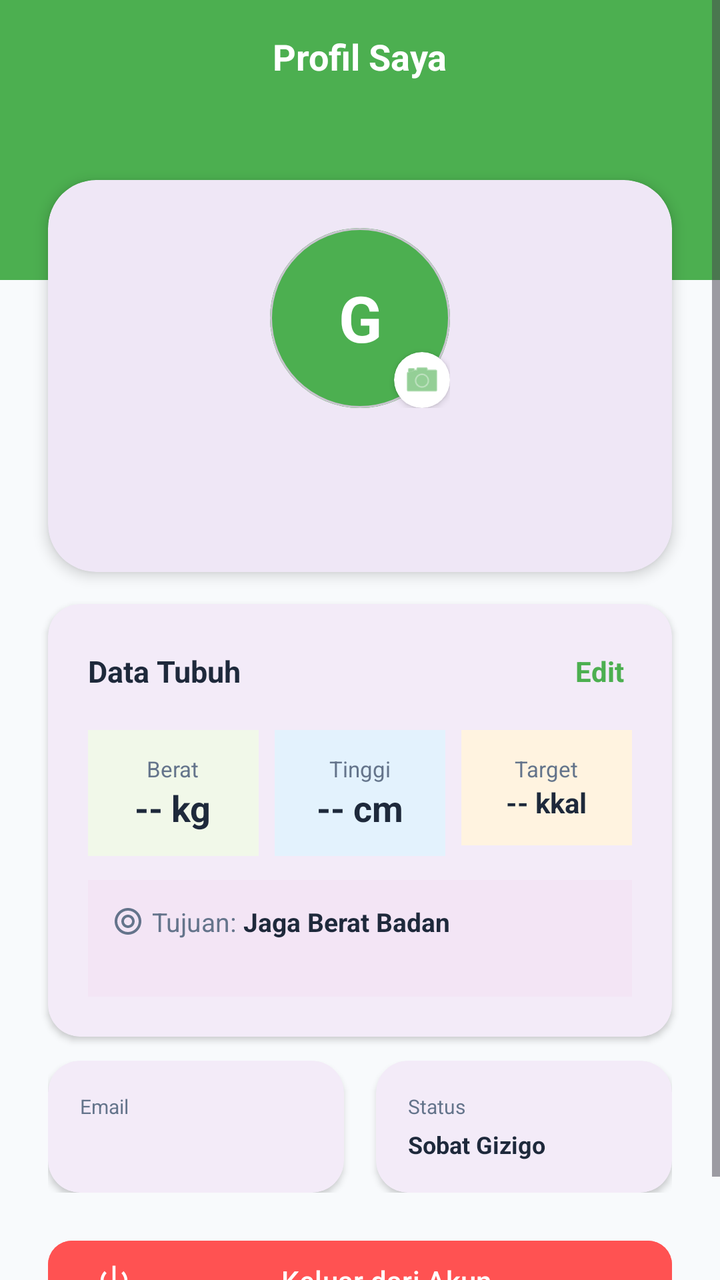
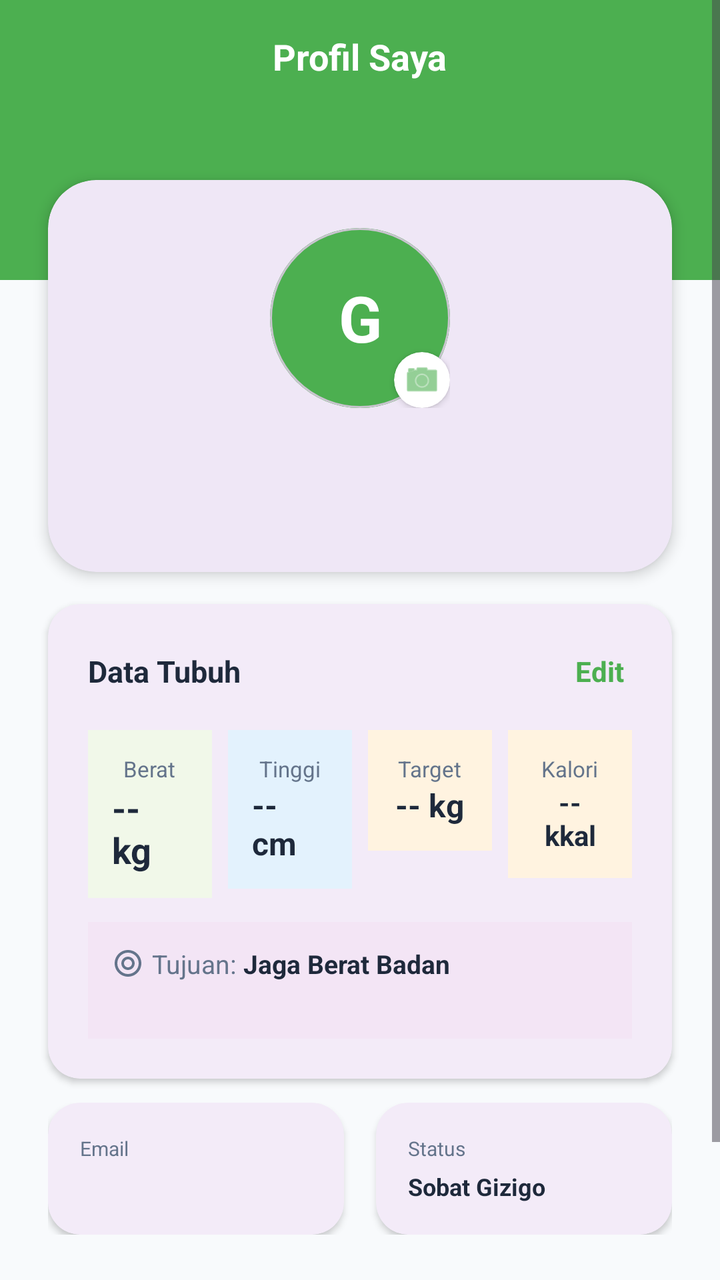

Screens rendered from an Android XML layout before and after an edit, with the pre-edit source and the edit as a unified diff.
<!-- AndroidManifest.xml: application theme Theme.GIZI -->
<!-- res/layout/fragment_profile.xml -->
<?xml version="1.0" encoding="utf-8"?>

<ScrollView xmlns:android="http://schemas.android.com/apk/res/android"
    xmlns:app="http://schemas.android.com/apk/res-auto"
    android:layout_width="match_parent"
    android:layout_height="match_parent"
    android:background="@color/bg_light">

    <androidx.constraintlayout.widget.ConstraintLayout
        android:layout_width="match_parent"
        android:layout_height="wrap_content"
        android:paddingBottom="32dp">

        <View
            android:id="@+id/header_bg"
            android:layout_width="match_parent"
            android:layout_height="140dp"
            android:background="@color/primary_green"
            app:layout_constraintTop_toTopOf="parent" />

        <TextView
            android:layout_width="wrap_content"
            android:layout_height="wrap_content"
            android:layout_marginTop="16dp"
            android:text="Profil Saya"
            android:textColor="@color/white"
            android:textSize="18sp"
            android:textStyle="bold"
            app:layout_constraintEnd_toEndOf="parent"
            app:layout_constraintStart_toStartOf="parent"
            app:layout_constraintTop_toTopOf="parent" />

        
        <com.google.android.material.card.MaterialCardView
            android:id="@+id/cv_profile_main"
            android:layout_width="match_parent"
            android:layout_height="wrap_content"
            android:layout_marginHorizontal="24dp"
            android:layout_marginTop="90dp"
            app:cardCornerRadius="24dp"
            app:cardElevation="4dp"
            app:layout_constraintTop_toTopOf="parent"
            app:strokeWidth="0dp">

            <LinearLayout
                android:layout_width="match_parent"
                android:layout_height="wrap_content"
                android:gravity="center"
                android:orientation="vertical"
                android:padding="24dp">

                
                <FrameLayout
                    android:layout_width="90dp"
                    android:layout_height="90dp">

                    <com.google.android.material.card.MaterialCardView
                        android:layout_width="90dp"
                        android:layout_height="90dp"
                        app:cardCornerRadius="45dp"
                        app:cardElevation="0dp">
                        <ImageView
                            android:id="@+id/iv_foto_profil"
                            android:layout_width="match_parent"
                            android:layout_height="match_parent"
                            android:scaleType="centerCrop" />
                        <View
                            android:id="@+id/v_initial_bg"
                            android:layout_width="match_parent"
                            android:layout_height="match_parent"
                            android:background="@color/primary_green" />
                        <TextView
                            android:id="@+id/tv_initial"
                            android:layout_width="match_parent"
                            android:layout_height="match_parent"
                            android:gravity="center"
                            android:text="G"
                            android:textColor="@color/white"
                            android:textSize="32sp"
                            android:textStyle="bold" />
                    </com.google.android.material.card.MaterialCardView>

                    
                    <com.google.android.material.card.MaterialCardView
                        android:id="@+id/cv_edit_foto"
                        android:layout_width="28dp"
                        android:layout_height="28dp"
                        android:layout_gravity="bottom|end"
                        app:cardBackgroundColor="@color/white"
                        app:cardCornerRadius="14dp"
                        app:cardElevation="2dp"
                        app:strokeWidth="0dp">
                        <ImageView
                            android:layout_width="match_parent"
                            android:layout_height="match_parent"
                            android:padding="4dp"
                            android:src="@android:drawable/ic_menu_camera"
                            android:tint="@color/primary_green"
                            app:tint="@color/primary_green" />
                    </com.google.android.material.card.MaterialCardView>
                </FrameLayout>

                <TextView
                    android:id="@+id/tv_user_name_profile"
                    android:layout_width="wrap_content"
                    android:layout_height="wrap_content"
                    android:layout_marginTop="12dp"
                    android:textColor="@color/text_dark"
                    android:textSize="20sp"
                    android:textStyle="bold" />

                <TextView
                    android:id="@+id/tv_user_email_profile"
                    android:layout_width="wrap_content"
                    android:layout_height="wrap_content"
                    android:textColor="@color/text_gray"
                    android:textSize="14sp" />
            </LinearLayout>
        </com.google.android.material.card.MaterialCardView>

        
        <com.google.android.material.card.MaterialCardView
            android:id="@+id/cv_data_tubuh"
            android:layout_width="match_parent"
            android:layout_height="wrap_content"
            android:layout_marginHorizontal="24dp"
            android:layout_marginTop="16dp"
            app:cardCornerRadius="16dp"
            app:cardElevation="2dp"
            app:layout_constraintTop_toBottomOf="@id/cv_profile_main"
            app:strokeWidth="0dp">

            <LinearLayout
                android:layout_width="match_parent"
                android:layout_height="wrap_content"
                android:orientation="vertical"
                android:padding="20dp">

                <LinearLayout
                    android:layout_width="match_parent"
                    android:layout_height="wrap_content"
                    android:gravity="center_vertical"
                    android:orientation="horizontal">
                    <TextView
                        android:layout_width="0dp"
                        android:layout_height="wrap_content"
                        android:layout_weight="1"
                        android:text="Data Tubuh"
                        android:textColor="@color/text_dark"
                        android:textSize="15sp"
                        android:textStyle="bold" />
                    <TextView
                        android:id="@+id/tv_edit_profil"
                        android:layout_width="wrap_content"
                        android:layout_height="wrap_content"
                        android:text="Edit"
                        android:textColor="@color/primary_green"
                        android:textStyle="bold"
                        android:padding="4dp" />
                </LinearLayout>

                <LinearLayout
                    android:layout_width="match_parent"
                    android:layout_height="wrap_content"
                    android:layout_marginTop="16dp"
                    android:orientation="horizontal">

                    
                    <LinearLayout
                        android:layout_width="0dp"
                        android:layout_height="wrap_content"
                        android:layout_weight="1"
                        android:background="@color/green_light"
                        android:gravity="center"
                        android:orientation="vertical"
                        android:padding="12dp">
                        <TextView
                            android:layout_width="wrap_content"
                            android:layout_height="wrap_content"
                            android:text="Berat"
                            android:textColor="@color/text_gray"
                            android:textSize="11sp" />
                        <TextView
                            android:id="@+id/tv_berat_value"
                            android:layout_width="wrap_content"
                            android:layout_height="wrap_content"
                            android:text="-- kg"
                            android:textColor="@color/text_dark"
                            android:textSize="18sp"
                            android:textStyle="bold" />
                    </LinearLayout>

                    <View android:layout_width="8dp" android:layout_height="1dp" />

                    
                    <LinearLayout
                        android:layout_width="0dp"
                        android:layout_height="wrap_content"
                        android:layout_weight="1"
                        android:background="@color/blue_light"
                        android:gravity="center"
                        android:orientation="vertical"
                        android:padding="12dp">
                        <TextView
                            android:layout_width="wrap_content"
                            android:layout_height="wrap_content"
                            android:text="Tinggi"
                            android:textColor="@color/text_gray"
                            android:textSize="11sp" />
                        <TextView
                            android:id="@+id/tv_tinggi_value"
                            android:layout_width="wrap_content"
                            android:layout_height="wrap_content"
                            android:text="-- cm"
                            android:textColor="@color/text_dark"
                            android:textSize="18sp"
                            android:textStyle="bold" />
                    </LinearLayout>

                    <View android:layout_width="8dp" android:layout_height="1dp" />

                    
                    <LinearLayout
                        android:layout_width="0dp"
                        android:layout_height="wrap_content"
                        android:layout_weight="1"
                        android:background="@color/orange_light"
                        android:gravity="center"
                        android:orientation="vertical"
                        android:padding="12dp">
                        <TextView
                            android:layout_width="wrap_content"
                            android:layout_height="wrap_content"
                            android:text="Target"
                            android:textColor="@color/text_gray"
                            android:textSize="11sp" />
                        <TextView
                            android:id="@+id/tv_target_value"
                            android:layout_width="wrap_content"
                            android:layout_height="wrap_content"
                            android:text="-- kkal"
                            android:textColor="@color/text_dark"
                            android:textSize="14sp"
                            android:textStyle="bold"
                            android:gravity="center" />
                    </LinearLayout>
                </LinearLayout>

                
                <LinearLayout
                    android:layout_width="match_parent"
                    android:layout_height="wrap_content"
                    android:layout_marginTop="12dp"
                    android:background="@color/purple_light"
                    android:orientation="vertical"
                    android:padding="12dp">

                    <LinearLayout
                        android:layout_width="match_parent"
                        android:layout_height="wrap_content"
                        android:gravity="center_vertical"
                        android:orientation="horizontal">
                        <ImageView
                            android:layout_width="16dp"
                            android:layout_height="16dp"
                            android:src="@drawable/ic_target"
                            app:tint="@color/text_gray" />
                        <TextView
                            android:layout_width="wrap_content"
                            android:layout_height="wrap_content"
                            android:layout_marginStart="4dp"
                            android:text="Tujuan: "
                            android:textColor="@color/text_gray"
                            android:textSize="13sp" />
                        <TextView
                            android:id="@+id/tv_tujuan_value"
                            android:layout_width="wrap_content"
                            android:layout_height="wrap_content"
                            android:text="Jaga Berat Badan"
                            android:textColor="@color/text_dark"
                            android:textSize="13sp"
                            android:textStyle="bold" />
                    </LinearLayout>

                    
                    <TextView
                        android:id="@+id/tv_gender_usia"
                        android:layout_width="wrap_content"
                        android:layout_height="wrap_content"
                        android:layout_marginStart="20dp"
                        android:layout_marginTop="2dp"
                        android:textColor="@color/text_gray"
                        android:textSize="11sp" />
                </LinearLayout>
            </LinearLayout>
        </com.google.android.material.card.MaterialCardView>

        
        <LinearLayout
            android:id="@+id/ll_info_cards"
            android:layout_width="match_parent"
            android:layout_height="wrap_content"
            android:layout_marginHorizontal="24dp"
            android:layout_marginTop="12dp"
            android:orientation="horizontal"
            app:layout_constraintTop_toBottomOf="@id/cv_data_tubuh">

            <com.google.android.material.card.MaterialCardView
                android:layout_width="0dp"
                android:layout_height="wrap_content"
                android:layout_marginEnd="8dp"
                android:layout_weight="1"
                app:cardCornerRadius="16dp"
                app:cardElevation="2dp"
                app:strokeWidth="0dp">
                <LinearLayout
                    android:layout_width="match_parent"
                    android:layout_height="wrap_content"
                    android:orientation="vertical"
                    android:padding="16dp">
                    <TextView
                        android:layout_width="wrap_content"
                        android:layout_height="wrap_content"
                        android:text="Email"
                        android:textColor="@color/text_gray"
                        android:textSize="10sp" />
                    <TextView
                        android:id="@+id/tv_email_value"
                        android:layout_width="wrap_content"
                        android:layout_height="wrap_content"
                        android:layout_marginTop="4dp"
                        android:ellipsize="end"
                        android:maxLines="1"
                        android:textColor="@color/text_dark"
                        android:textSize="12sp"
                        android:textStyle="bold" />
                </LinearLayout>
            </com.google.android.material.card.MaterialCardView>

            <com.google.android.material.card.MaterialCardView
                android:layout_width="0dp"
                android:layout_height="wrap_content"
                android:layout_marginStart="8dp"
                android:layout_weight="1"
                app:cardCornerRadius="16dp"
                app:cardElevation="2dp"
                app:strokeWidth="0dp">
                <LinearLayout
                    android:layout_width="match_parent"
                    android:layout_height="wrap_content"
                    android:orientation="vertical"
                    android:padding="16dp">
                    <TextView
                        android:layout_width="wrap_content"
                        android:layout_height="wrap_content"
                        android:text="Status"
                        android:textColor="@color/text_gray"
                        android:textSize="10sp" />
                    <TextView
                        android:layout_width="wrap_content"
                        android:layout_height="wrap_content"
                        android:layout_marginTop="4dp"
                        android:text="Sobat Gizigo"
                        android:textColor="@color/text_dark"
                        android:textSize="12sp"
                        android:textStyle="bold" />
                </LinearLayout>
            </com.google.android.material.card.MaterialCardView>
        </LinearLayout>

        
        <Button
            android:id="@+id/btn_logout"
            style="@style/Widget.Material3.Button.TonalButton"
            android:layout_width="match_parent"
            android:layout_height="wrap_content"
            android:layout_marginHorizontal="24dp"
            android:layout_marginTop="20dp"
            android:backgroundTint="#FF5252"
            android:text="Keluar dari Akun"
            android:textAllCaps="false"
            android:textColor="@color/white"
            app:cornerRadius="12dp"
            app:icon="@android:drawable/ic_lock_power_off"
            app:iconTint="@color/white"
            app:layout_constraintTop_toBottomOf="@id/ll_info_cards" />

    </androidx.constraintlayout.widget.ConstraintLayout>
</ScrollView>
<!-- resources referenced by this layout -->
<resources>
  <color name="bg_light">#F8FAFC</color>
  <color name="blue_light">#E3F2FD</color>
  <color name="green_light">#F1F8E9</color>
  <color name="orange_light">#FFF3E0</color>
  <color name="primary_green">#4CAF50</color>
  <color name="purple_light">#F3E5F5</color>
  <color name="text_dark">#1E293B</color>
  <color name="text_gray">#64748B</color>
  <color name="white">#FFFFFFFF</color>
  <!-- drawable ic_target (drawable) -->
  <vector xmlns:android="http://schemas.android.com/apk/res/android"
      android:width="24dp"
      android:height="24dp"
      android:viewportWidth="24"
      android:viewportHeight="24">
      <path
          android:fillColor="#FF000000"
          android:pathData="M12,2C6.47,2 2,6.47 2,12s4.47,10 10,10 10,-4.47 10,-10S17.53,2 12,2zM12,20c-4.41,0 -8,-3.59 -8,-8s3.59,-8 8,-8 8,3.59 8,8 -3.59,8 -8,8zM12,7c-2.76,0 -5,2.24 -5,5s2.24,5 5,5 5,-2.24 5,-5 -2.24,-5 -5,-5zM12,15c-1.66,0 -3,-1.34 -3,-3s1.34,-3 3,-3 3,1.34 3,3 -1.34,3 -3,3z"/>
  </vector>
  <style name="Theme.GIZI" parent="Base.Theme.GIZI" />
  <style name="Base.Theme.GIZI" parent="Theme.Material3.DayNight.NoActionBar">
          
          
      </style>
</resources>

<!-- the commit's change to res/layout/fragment_profile.xml (unified diff, before → after) -->
@@ -213,7 +213,7 @@
                             android:layout_height="wrap_content"
                             android:text="-- cm"
                             android:textColor="@color/text_dark"
-                            android:textSize="18sp"
+                            android:textSize="16sp"
                             android:textStyle="bold" />
                     </LinearLayout>
 
@@ -232,6 +232,33 @@
                             android:layout_width="wrap_content"
                             android:layout_height="wrap_content"
                             android:text="Target"
+                            android:textColor="@color/text_gray"
+                            android:textSize="11sp" />
+                        <TextView
+                            android:id="@+id/tv_target_berat_value"
+                            android:layout_width="wrap_content"
+                            android:layout_height="wrap_content"
+                            android:text="-- kg"
+                            android:textColor="@color/text_dark"
+                            android:textSize="16sp"
+                            android:textStyle="bold" />
+                    </LinearLayout>
+
+                    <View android:layout_width="8dp" android:layout_height="1dp" />
+
+                    
+                    <LinearLayout
+                        android:layout_width="0dp"
+                        android:layout_height="wrap_content"
+                        android:layout_weight="1"
+                        android:background="@color/orange_light"
+                        android:gravity="center"
+                        android:orientation="vertical"
+                        android:padding="12dp">
+                        <TextView
+                            android:layout_width="wrap_content"
+                            android:layout_height="wrap_content"
+                            android:text="Kalori"
                             android:textColor="@color/text_gray"
                             android:textSize="11sp" />
                         <TextView
